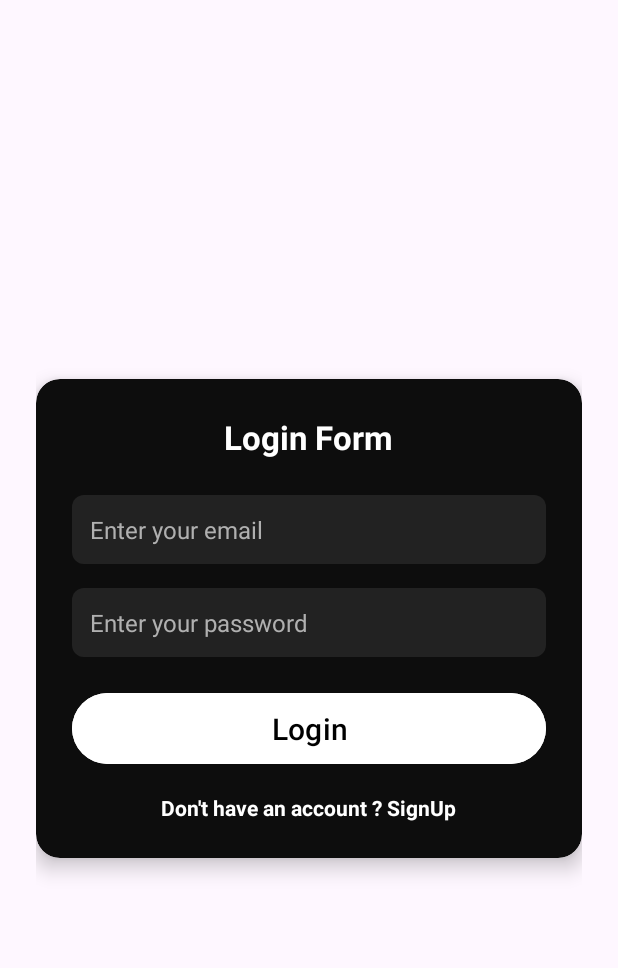
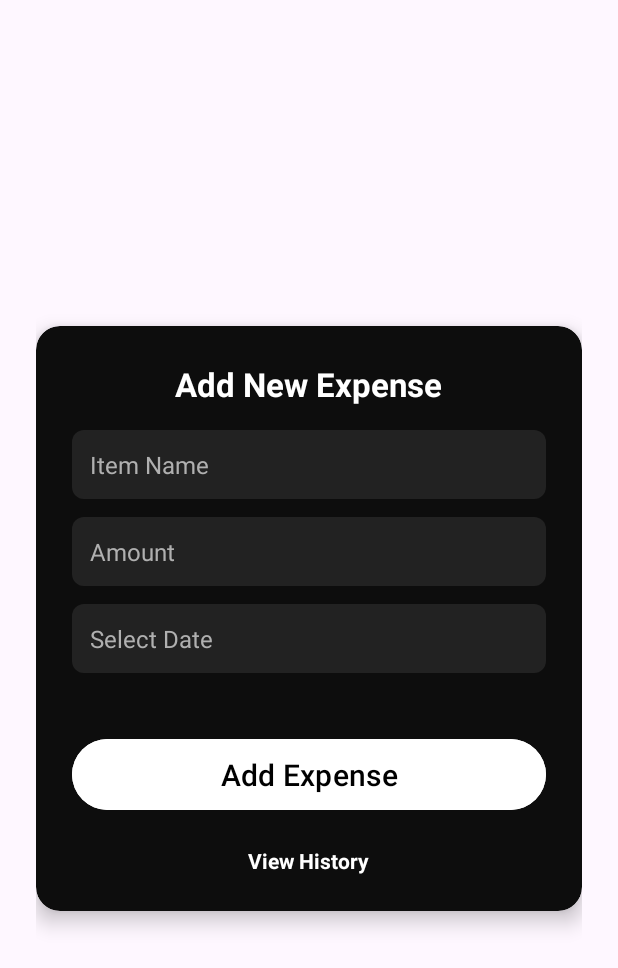
Before and after one commit to sjha1101/Expense_Tracker_Application, an Android app: the screen it shows after launch (MainActivity before the commit, DashboardActivity after it), on a phone screen of 412 x 824 dp. Shown: the top 968 px of the screen. Run offline under Robolectric (Android 15) with nearby library versions, the phone set to English and light mode, and no system bars.

Commit message:
Dashboard added

```diff
--- a/app/build.gradle.kts
+++ b/app/build.gradle.kts
@@ -42,7 +42,10 @@ dependencies {
     implementation(libs.material)
     implementation(libs.androidx.activity)
     implementation(libs.androidx.constraintlayout)
+    implementation ("androidx.recyclerview:recyclerview:1.3.1")
+    implementation ("com.github.PhilJay:MPAndroidChart:v3.1.0")
     testImplementation(libs.junit)
     androidTestImplementation(libs.androidx.junit)
     androidTestImplementation(libs.androidx.espresso.core)
+
 }
--- a/app/src/main/AndroidManifest.xml
+++ b/app/src/main/AndroidManifest.xml
@@ -14,12 +14,6 @@
         tools:targetApi="31">
         <activity
             android:name=".DashboardActivity"
-            android:exported="false" />
-        <activity
-            android:name=".RegisterActivity"
-            android:exported="false" />
-        <activity
-            android:name=".MainActivity"
             android:exported="true">
             <intent-filter>
                 <action android:name="android.intent.action.MAIN" />
@@ -27,6 +21,13 @@
                 <category android:name="android.intent.category.LAUNCHER" />
             </intent-filter>
         </activity>
+        <activity
+            android:name=".RegisterActivity"
+            android:exported="false" />
+        <activity
+            android:name=".MainActivity"
+            android:exported="false"/>
+
     </application>
 
 </manifest>
--- /dev/null
+++ b/app/src/main/res/drawable/rounded_edittext.xml
@@ -0,0 +1,7 @@
+<?xml version="1.0" encoding="utf-8"?>
+<shape xmlns:android="http://schemas.android.com/apk/res/android"
+    android:shape="rectangle">
+    <solid android:color="#F3F4F6"/> <!-- light background -->
+    <corners android:radius="12dp"/>
+    <stroke android:width="1dp" android:color="#D1D5DB"/>
+</shape>
--- a/app/src/main/res/layout/activity_dashboard.xml
+++ b/app/src/main/res/layout/activity_dashboard.xml
@@ -1,10 +1,106 @@
 <?xml version="1.0" encoding="utf-8"?>
-<androidx.constraintlayout.widget.ConstraintLayout xmlns:android="http://schemas.android.com/apk/res/android"
+<androidx.constraintlayout.widget.ConstraintLayout
+    xmlns:android="http://schemas.android.com/apk/res/android"
     xmlns:app="http://schemas.android.com/apk/res-auto"
     xmlns:tools="http://schemas.android.com/tools"
     android:id="@+id/main"
     android:layout_width="match_parent"
     android:layout_height="match_parent"
+    android:padding="24dp"
     tools:context=".DashboardActivity">
 
+    <LinearLayout
+        android:id="@+id/form_layout"
+        android:layout_width="0dp"
+        android:layout_height="wrap_content"
+        android:orientation="vertical"
+        android:gravity="center_horizontal"
+        android:background="@drawable/form_container_bg"
+        android:padding="24dp"
+        android:elevation="8dp"
+        android:clipToOutline="true"
+        app:layout_constraintTop_toTopOf="parent"
+        app:layout_constraintBottom_toBottomOf="parent"
+        app:layout_constraintStart_toStartOf="parent"
+        app:layout_constraintEnd_toEndOf="parent">
+
+        <TextView
+            android:id="@+id/title_text"
+            android:layout_width="wrap_content"
+            android:layout_height="wrap_content"
+            android:text="@string/add_new_expense"
+            android:textStyle="bold"
+            android:textSize="22sp"
+            android:textColor="@color/white"
+            app:layout_constraintBottom_toTopOf="@+id/form_layout"
+            app:layout_constraintStart_toStartOf="parent"
+            app:layout_constraintEnd_toEndOf="parent"
+            android:layout_marginBottom="16dp"/>
+
+        <!-- Item Name -->
+        <EditText
+            android:id="@+id/item_name"
+            android:layout_width="match_parent"
+            android:layout_height="wrap_content"
+            android:hint="@string/item_name"
+            android:textColor="@color/white"
+            android:textColorHint="@color/gray_light"
+            android:background="@drawable/edittext_bg"
+            android:padding="12dp"
+            android:textSize="16sp"
+            android:layout_marginBottom="12dp"/>
+
+        <!-- Amount -->
+        <EditText
+            android:id="@+id/amount"
+            android:layout_width="match_parent"
+            android:layout_height="wrap_content"
+            android:hint="@string/amount"
+            android:inputType="number"
+            android:textColor="@color/white"
+            android:textColorHint="@color/gray_light"
+            android:background="@drawable/edittext_bg"
+            android:padding="12dp"
+            android:textSize="16sp"
+            android:layout_marginBottom="12dp"/>
+
+        <EditText
+            android:id="@+id/date_field"
+            android:layout_width="match_parent"
+            android:layout_height="wrap_content"
+            android:hint="@string/select_date"
+            android:focusable="false"
+            android:clickable="true"
+            android:background="@drawable/edittext_bg"
+            android:textColor="@color/white"
+            android:textColorHint="@color/gray_light"
+            android:padding="12dp"
+            android:textSize="16sp"
+            android:layout_marginBottom="20dp"/>
+
+        <!-- Add Expense Button -->
+        <Button
+            android:id="@+id/addBtn"
+            android:layout_width="match_parent"
+            android:layout_height="wrap_content"
+            android:text="@string/add_expense"
+            android:layout_marginBottom="12dp"
+            android:textColor="@color/black"
+            android:backgroundTint="@color/white"
+            android:textSize="20sp"
+            android:layout_marginTop="20dp"
+            android:padding="10dp"
+            android:elevation="2dp" />
+
+        <!-- View History -->
+        <TextView
+            android:id="@+id/view_history"
+            android:layout_width="wrap_content"
+            android:layout_height="wrap_content"
+            android:text="View History"
+            android:textColor="@color/white"
+            android:textStyle="bold"
+            android:layout_gravity="center"
+            android:paddingTop="8dp"/>
+    </LinearLayout>
 </androidx.constraintlayout.widget.ConstraintLayout>
--- a/app/src/main/res/values/strings.xml
+++ b/app/src/main/res/values/strings.xml
@@ -21,4 +21,9 @@
     <string name="don_t_have_an_account_signup">Don\'t have an account ? SignUp</string>
     <string name="login">Login</string>
     <string name="already_have_an_account_login">Already have an account? Login</string>
+    <string name="add_expense">Add Expense</string>
+    <string name="add_new_expense">Add New Expense</string>
+    <string name="item_name">Item Name</string>
+    <string name="amount">Amount</string>
+    <string name="select_date">Select Date</string>
 </resources>
```
